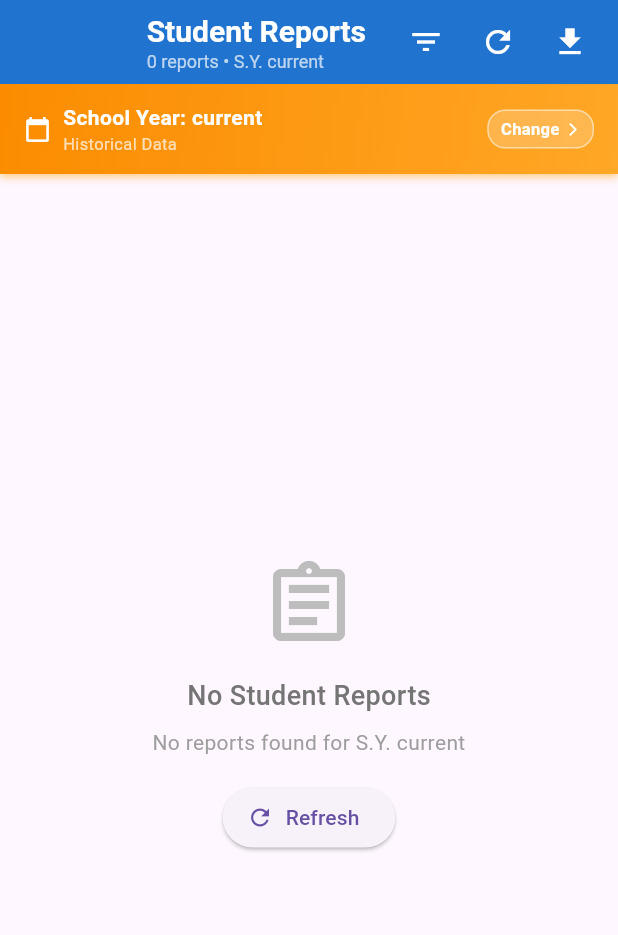
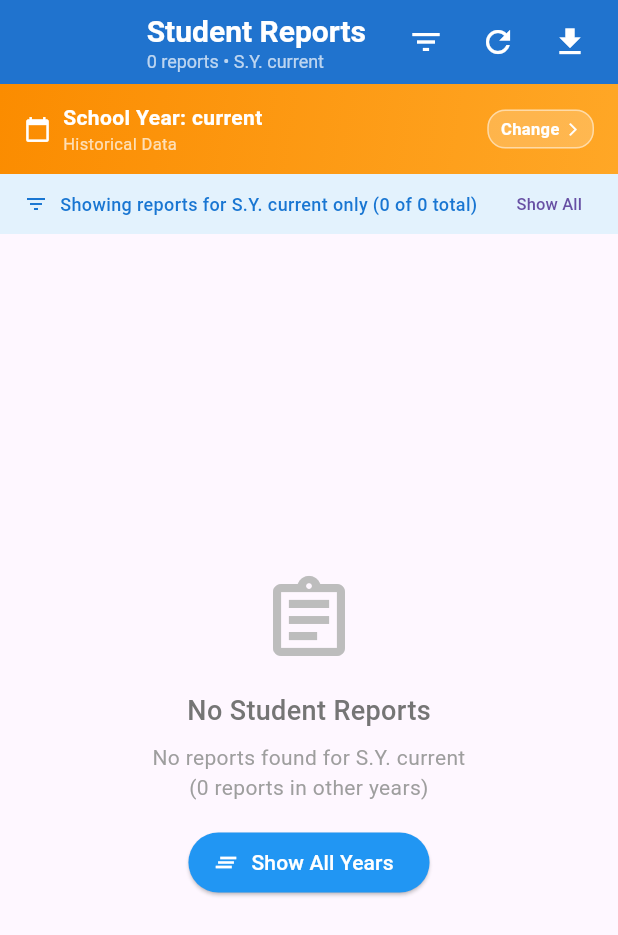
Before and after one commit to MarkJustine28/capstone, a Flutter app: the StudentReportPage screen opened by its route, on a phone screen of 412 x 824 dp. Shown: the top 935 px of the screen. Run offline on Flutter 3.47's test engine with Material 3 defaults, Android fonts, the phone set to English and light mode, and no system bars; our stand-ins replace flutter_dotenv, shared_preferences; accounts and stored records are empty.

Commit message:
Add setSelectedSchoolYear method to CounselorProvider
Added two methods for school year management:
1. setSelectedSchoolYear() - Quick filter update (no API calls)
   - Just updates the local filter state
   - Fast, no network delay
   - Use when filtering already-loaded data

2. setSchoolYear() - Full refresh (with API calls)
   - Updates filter AND fetches fresh data
   - Saves selection to SharedPreferences
   - Refreshes all reports, violations, students
   - Use when switching years and need new data

This fixes the error: 'setSelectedSchoolYear' isn't defined
Now both quick filtering and full refresh are supported.

```diff
--- a/lib/features/counselor/pages/student_report_page.dart
+++ b/lib/features/counselor/pages/student_report_page.dart
@@ -211,11 +211,31 @@ String _getErrorMessage(dynamic error) {
 Widget build(BuildContext context) {
   return Consumer<CounselorProvider>(
     builder: (context, provider, child) {
-      // Use the correct data source
-      final reports = provider.counselorStudentReports.isNotEmpty
+      // ✅ FIX: Apply school year filtering to reports
+      final allReports = provider.counselorStudentReports.isNotEmpty
           ? provider.counselorStudentReports
           : provider.studentReports;
+
+      // ✅ Filter reports by selected school year
+      final reports = provider.selectedSchoolYear == 'all'
+          ? allReports
+          : allReports.where((report) {
+              // Try multiple fields to get school year
+              final reportSchoolYear = report['school_year']?.toString() ??
+                                      report['reported_student']?['school_year']?.toString() ??
+                                      report['student']?['school_year']?.toString() ?? '';
+
+              debugPrint('🔍 Report #${report['id']}: school_year="$reportSchoolYear", filter="${provider.selectedSchoolYear}"');
+
+              return reportSchoolYear == provider.selectedSchoolYear;
+            }).toList();
+
       final isLoading = provider.isLoadingCounselorStudentReports || provider.isLoading;
+
+      debugPrint('📊 Student Reports Page:');
+      debugPrint('   - Total reports: ${allReports.length}');
+      debugPrint('   - Filtered reports: ${reports.length}');
+      debugPrint('   - Selected S.Y.: ${provider.selectedSchoolYear}');
 
       return Scaffold(
         // Use AppBar instead of custom container for proper system padding
@@ -236,7 +256,7 @@ Widget build(BuildContext context) {
                 ),
               ),
               Text(
-                  '${reports.length} reports • S.Y. ${provider.selectedSchoolYear}', // ✅ Show school year
+                '${reports.length} reports • S.Y. ${provider.selectedSchoolYear}', // ✅ Show filtered count
                 style: const TextStyle(
                   color: Colors.white70,
                   fontSize: 12,
@@ -277,8 +297,44 @@ Widget build(BuildContext context) {
         ),
         body: Column(
           children: [
-              // ✅ NEW: School Year Banner
+            // ✅ School Year Banner
             const SchoolYearBanner(),
+
+            // ✅ Show filter info if not viewing all years
+            if (provider.selectedSchoolYear != 'all')
+              Container(
+                width: double.infinity,
+                padding: const EdgeInsets.symmetric(horizontal: 16, vertical: 8),
+                color: Colors.blue.shade50,
+                child: Row(
+                  children: [
+                    Icon(Icons.filter_list, size: 16, color: Colors.blue.shade700),
+                    const SizedBox(width: 8),
+                    Expanded(
+                      child: Text(
+                        'Showing reports for S.Y. ${provider.selectedSchoolYear} only (${reports.length} of ${allReports.length} total)',
+                        style: TextStyle(
+                          fontSize: 12,
+                          color: Colors.blue.shade700,
+                          fontWeight: FontWeight.w500,
+                        ),
+                      ),
+                    ),
+                    TextButton(
+                      onPressed: () {
+                        provider.setSelectedSchoolYear('all');
+                        _fetchReports();
+                      },
+                      style: TextButton.styleFrom(
+                        padding: const EdgeInsets.symmetric(horizontal: 8, vertical: 4),
+                        minimumSize: const Size(0, 0),
+                        tapTargetSize: MaterialTapTargetSize.shrinkWrap,
+                      ),
+                      child: const Text('Show All', style: TextStyle(fontSize: 11)),
+                    ),
+                  ],
+                ),
+              ),
 
             // Main content
             Expanded(
@@ -294,7 +350,7 @@ Widget build(BuildContext context) {
                       ),
                     )
                   : reports.isEmpty
-                        ? _buildEmptyState(provider.selectedSchoolYear) // ✅ Pass school year
+                      ? _buildEmptyState(provider.selectedSchoolYear, allReports.length) // ✅ Pass total count
                       : RefreshIndicator(
                           onRefresh: () => provider.fetchCounselorStudentReports(forceRefresh: true),
                           child: ListView.builder(
@@ -351,7 +407,7 @@ Widget build(BuildContext context) {
     );
   }
 
-  Widget _buildEmptyState(String schoolYear) { // ✅ Add schoolYear parameter
+  Widget _buildEmptyState(String schoolYear, int totalReports) {
   return Center(
     child: Column(
       mainAxisAlignment: MainAxisAlignment.center,
@@ -370,11 +426,27 @@ Widget build(BuildContext context) {
         Text(
           schoolYear == 'all'
               ? 'No reports available across all years'
-                : 'No reports found for S.Y. $schoolYear', // ✅ Show school year context
+              : 'No reports found for S.Y. $schoolYear\n($totalReports reports in other years)',
           style: TextStyle(color: Colors.grey.shade500),
           textAlign: TextAlign.center,
         ),
         const SizedBox(height: 16),
+        if (schoolYear != 'all')
+          ElevatedButton.icon(
+            onPressed: () {
+              // Show all reports
+              final provider = Provider.of<CounselorProvider>(context, listen: false);
+              provider.setSelectedSchoolYear('all');
+              _fetchReports();
+            },
+            icon: const Icon(Icons.clear_all),
+            label: const Text('Show All Years'),
+            style: ElevatedButton.styleFrom(
+              backgroundColor: Colors.blue,
+              foregroundColor: Colors.white,
+            ),
+          )
+        else
           ElevatedButton.icon(
             onPressed: () => _fetchReports(),
             icon: const Icon(Icons.refresh),
```
Also changed, not shown: lib/providers/counselor_provider.dart (+34 -0 lines). Lines whose indentation alone changed are shown as unchanged.
